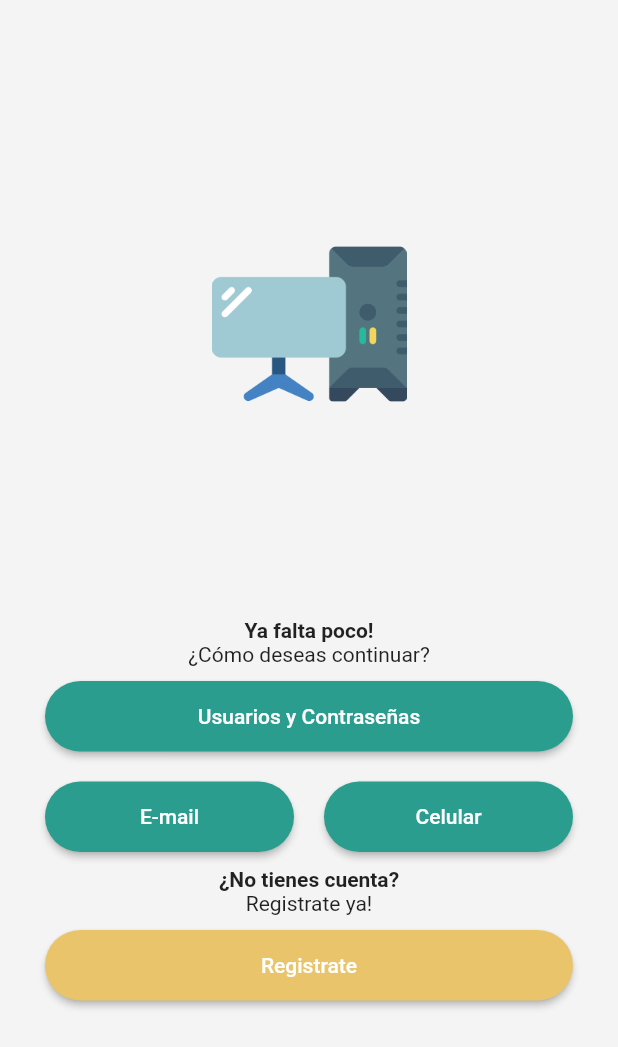
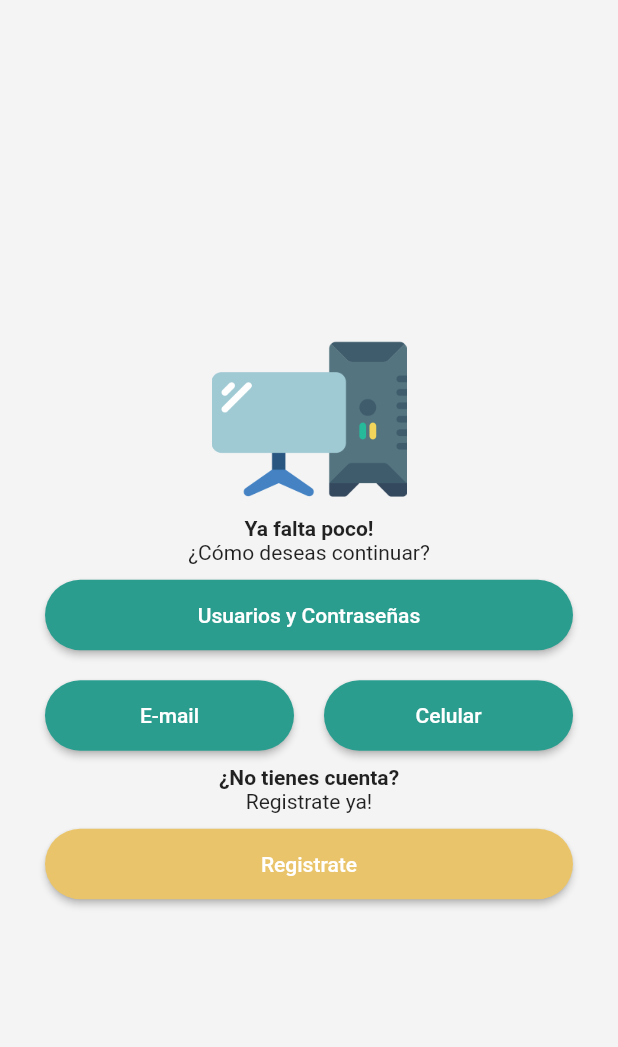
Before and after one commit to reyesjd/xytek, a Flutter app: the screen it shows after launch, on a phone screen of 412 x 824 dp. Shown: the top 1047 px of the screen. Run offline on Flutter 3.47's test engine with Material 2 defaults, Android fonts, the light colour scheme and no system bars; our stand-ins replace get, google_fonts.

Commit message:
corregidoa la Pagina de credenciales

```diff
--- a/lib/ui/pages/login/login_main_page.dart
+++ b/lib/ui/pages/login/login_main_page.dart
@@ -3,10 +3,13 @@ import 'package:flutter/material.dart';
 import 'package:get/get.dart';
 import 'package:xytek/ui/widgets/button_widget.dart';
 
+import 'login_by_credentials.dart';
+
 class LoginMainPage extends StatelessWidget {
   @override
   Widget build(BuildContext context) {
     return Scaffold(
+      resizeToAvoidBottomInset: false,
       body: Container(
         padding: EdgeInsets.all(20),
         color: Color.fromRGBO(244, 244, 244, 1),
@@ -14,19 +17,14 @@ class LoginMainPage extends StatelessWidget {
           crossAxisAlignment: CrossAxisAlignment.center,
           mainAxisAlignment: MainAxisAlignment.center,
           children: [
-            Expanded(
-              flex: 1,
-              child: Center(
+            Center(
               child: Image(
                 image: AssetImage("assets/logo/logo.png"),
                 width: 130,
                 height: 130,
               ),
             ),
-            ),
-            Expanded(
-              flex: 1,
-              child: Center(
+            Center(
               child: Column(
                 children: [
                   Text(
@@ -39,8 +37,7 @@ class LoginMainPage extends StatelessWidget {
                       ButtonMain(
                           text: "Usuarios y Contraseñas",
                           onPressed: () {
-                              /*Get.to(() => LoginCredentials());*/
-                              print("hola");
+                            Get.to(() => LoginCredentials());
                           },
                           type_main: true),
                     ],
@@ -71,7 +68,6 @@ class LoginMainPage extends StatelessWidget {
                 ],
               ),
             ),
-            ),
           ],
         ),
       ),
```
Also changed, not shown: lib/ui/pages/launc_page.dart (+4 -6 lines), lib/ui/pages/login/login_by_credentials.dart (+18 -5 lines), pubspec.lock. Lines whose indentation alone changed are shown as unchanged.
